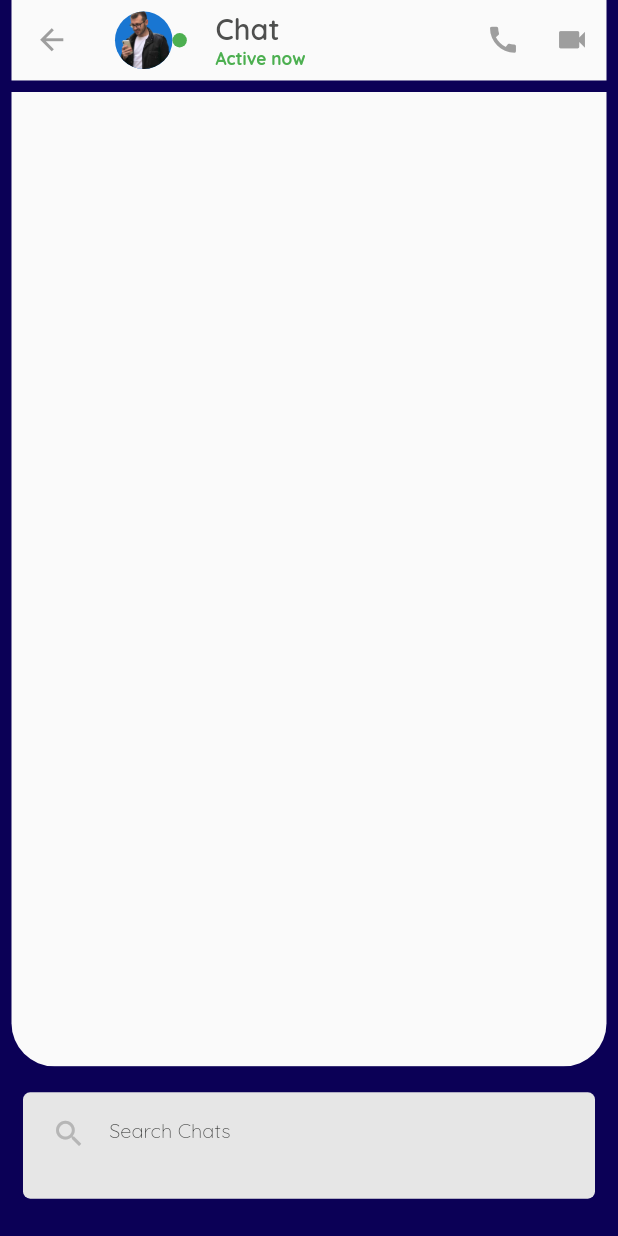
After one commit to mcbryan1/talkchaw, a Flutter app: the ChatScreen screen opened directly, on a phone screen of 412 x 824 dp. The commit adds this screen. Run offline on Flutter 3.47's test engine with Material 2 defaults, Android fonts, the light colour scheme and no system bars; our stand-ins replace go_router, google_fonts, responsive_framework.

Commit message:
Building Chat Screen

```diff
--- a/lib/screens/major_screens/chats/widgets/chat_card.dart
+++ b/lib/screens/major_screens/chats/widgets/chat_card.dart
@@ -1,4 +1,5 @@
 import 'package:flutter/material.dart';
+import 'package:talkchaw/screens/minor_screens/chats/chat_screen.dart';
 import 'package:talkchaw/widgets/text/talk_chaw_text.dart';
 
 class ChatCard extends StatelessWidget {
@@ -23,7 +24,13 @@ class ChatCard extends StatelessWidget {
       : super(key: key);
   @override
   Widget build(BuildContext context) {
-    return Container(
+    return GestureDetector(
+      onTap: () {
+        // Navigate to Chat Screen
+        Navigator.push(
+            context, MaterialPageRoute(builder: (context) => ChatScreen()));
+      },
+      child: Container(
         margin: const EdgeInsets.symmetric(vertical: 5),
         padding: const EdgeInsets.symmetric(horizontal: 20, vertical: 5),
         width: double.infinity,
@@ -51,10 +58,7 @@ class ChatCard extends StatelessWidget {
               ),
             ),
             isGroup
-              ? Positioned(
-                  top: 0,
-                  right: 0,
-                  child: Container(
+                ? Container(
                     height: 10,
                     width: 10,
                     decoration: BoxDecoration(
@@ -69,7 +73,6 @@ class ChatCard extends StatelessWidget {
                           ? Colors.white
                           : Colors.black,
                       size: 15,
-                    ),
                     ),
                   )
                 : Positioned(
@@ -140,6 +143,7 @@ class ChatCard extends StatelessWidget {
             ),
           ],
         ),
+      ),
     );
   }
 }
--- /dev/null
+++ b/lib/screens/minor_screens/chats/chat_screen.dart
@@ -0,0 +1,55 @@
+import 'package:flutter/material.dart';
+import 'package:talkchaw/constants.dart';
+import 'package:talkchaw/widgets/appbar/chat_appbar.dart';
+import 'package:talkchaw/widgets/input/talk_chaw_input.dart';
+
+class ChatScreen extends StatelessWidget {
+  const ChatScreen({Key? key}) : super(key: key);
+
+  @override
+  Widget build(BuildContext context) {
+    return Scaffold(
+      backgroundColor: kPrimaryDarkColor,
+      appBar: ChatAppbar(
+        title: 'Chat',
+      ),
+      // Chat screen
+      body: Padding(
+        padding: const EdgeInsets.all(8.0),
+        child: Column(
+          children: [
+            Expanded(
+                child: Container(
+                    width: double.infinity,
+                    decoration: BoxDecoration(
+                      borderRadius: const BorderRadius.only(
+                          bottomLeft: Radius.circular(30),
+                          bottomRight: Radius.circular(30)),
+                      color: Theme.of(context).brightness == Brightness.dark
+                          ? const Color.fromARGB(255, 40, 40, 40)
+                          : kBackgroundColor,
+                    ),
+                    child: SingleChildScrollView())),
+            // Chat input
+            Container(
+              padding: const EdgeInsets.all(8),
+              color: kPrimaryDarkColor,
+              height: 110,
+              width: double.infinity,
+              child: TalkChawInputField(
+                height: 110,
+                hintText: 'Search Chats',
+                icon: Icons.search_sharp,
+                iconColor: Theme.of(context).brightness == Brightness.dark
+                    ? Colors.white
+                    : const Color.fromARGB(255, 182, 182, 182),
+                // borderRadius: const BorderRadius.all(Radius.circular(30)),
+                onChanged: (value) {},
+              ),
+            )
+          ],
+        ),
+      ),
+    );
+  }
+}
--- /dev/null
+++ b/lib/widgets/appbar/chat_appbar.dart
@@ -0,0 +1,100 @@
+import 'dart:io' show Platform;
+
+import 'package:flutter/material.dart';
+import 'package:talkchaw/constants.dart';
+import 'package:talkchaw/widgets/text/talk_chaw_text.dart';
+
+class ChatAppbar extends StatelessWidget implements PreferredSizeWidget {
+  final String? title;
+
+  const ChatAppbar({Key? key, this.title}) : super(key: key);
+
+  @override
+  Size get preferredSize => const Size.fromHeight(kToolbarHeight);
+
+  @override
+  Widget build(BuildContext context) {
+    return Padding(
+      padding: const EdgeInsets.only(left: 8, right: 8),
+      child: AppBar(
+        leading:
+            // Back button
+            Platform.isIOS
+                ? IconButton(
+                    icon: const Icon(Icons.arrow_back_ios),
+                    color: Theme.of(context).brightness == Brightness.dark
+                        ? Colors.white
+                        : Colors.grey,
+                    onPressed: () => Navigator.pop(context),
+                  )
+                : IconButton(
+                    icon: const Icon(Icons.arrow_back),
+                    color: Theme.of(context).brightness == Brightness.dark
+                        ? Colors.white
+                        : Colors.grey,
+                    onPressed: () => Navigator.pop(context),
+                  ),
+        title: Row(
+          children: [
+            const CircleAvatar(
+              radius: 20,
+              backgroundImage: AssetImage('assets/images/man1.png'),
+            ),
+            // Green container showing online at bottom right
+            Container(
+              width: 10,
+              height: 10,
+              decoration: BoxDecoration(
+                  color: Colors.green, borderRadius: BorderRadius.circular(50)),
+            ),
+            const SizedBox(
+              width: 20,
+            ),
+            Column(
+              crossAxisAlignment: CrossAxisAlignment.start,
+              children: [
+                TalkChawText(
+                  text: title!,
+                  fontSize: 20,
+                  fontWeight: FontWeight.w600,
+                  color: Theme.of(context).brightness == Brightness.dark
+                      ? Colors.white
+                      : kPrimaryTextColor,
+                ),
+                const TalkChawText(
+                  text: 'Active now',
+                  color: Colors.green,
+                  fontWeight: FontWeight.bold,
+                  fontSize: 12,
+                ),
+              ],
+            ),
+          ],
+        ),
+        actions: [
+          // Call button
+          IconButton(
+            icon: const Icon(Icons.call),
+            color: Theme.of(context).brightness == Brightness.dark
+                ? Colors.white
+                : Colors.grey,
+            onPressed: () {},
+          ),
+          // Video call button
+          IconButton(
+            icon: const Icon(Icons.videocam),
+            color: Theme.of(context).brightness == Brightness.dark
+                ? Colors.white
+                : Colors.grey,
+            onPressed: () {},
+          ),
+        ],
+        backgroundColor: Theme.of(context).brightness == Brightness.dark
+            ? const Color.fromARGB(255, 40, 40, 40)
+            : kBackgroundColor,
+        elevation: 0.0,
+        // centerTitle: true,
+      ),
+    );
+  }
+}
```
Lines whose indentation alone changed are shown as unchanged.
